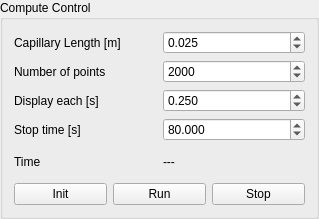
First picture: the form in computecontrol.ui, repository hobrasoft/simul6, before the edit.
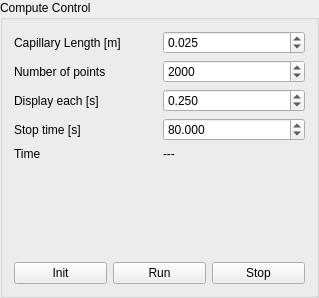
Second picture: the form after the edit.

What changed in the file:
```diff
--- a/computecontrol.ui
+++ b/computecontrol.ui
@@ -7,7 +7,7 @@
     <x>0</x>
     <y>0</y>
     <width>319</width>
-    <height>219</height>
+    <height>298</height>
    </rect>
   </property>
   <property name="sizePolicy">
@@ -143,6 +143,19 @@
      </item>
     </layout>
    </item>
+   <item>
+    <spacer name="verticalSpacer">
+     <property name="orientation">
+      <enum>Qt::Vertical</enum>
+     </property>
+     <property name="sizeHint" stdset="0">
+      <size>
+       <width>20</width>
+       <height>0</height>
+      </size>
+     </property>
+    </spacer>
+   </item>
    <item>
     <layout class="QHBoxLayout" name="horizontalLayout">
      <item>
```
